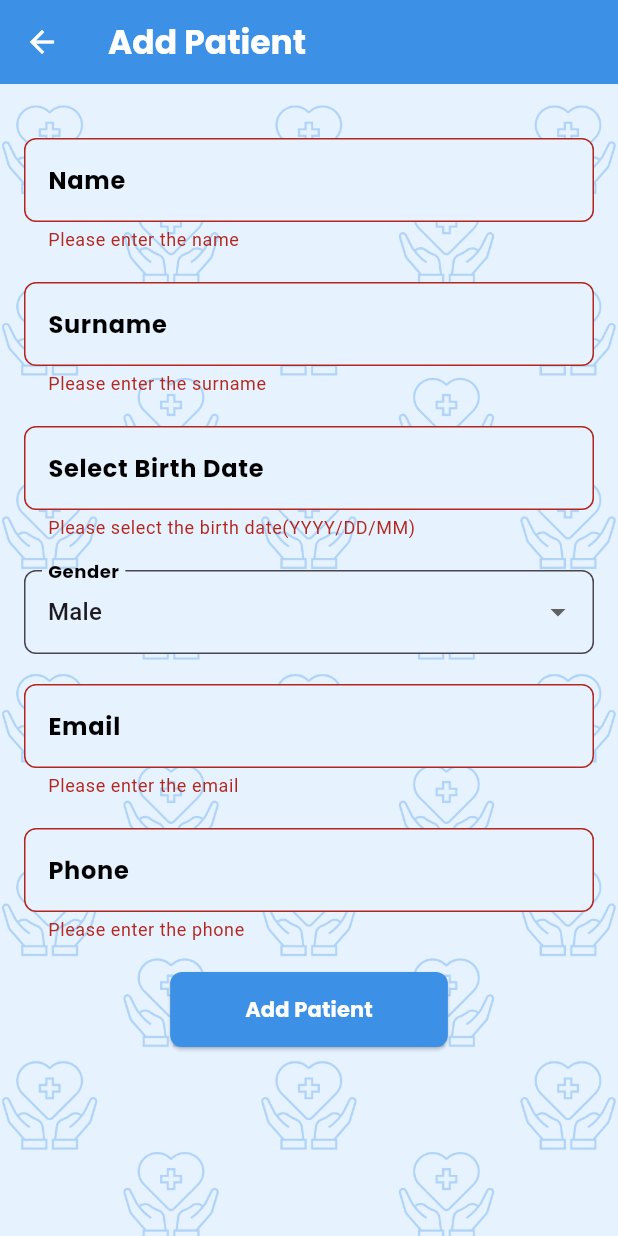
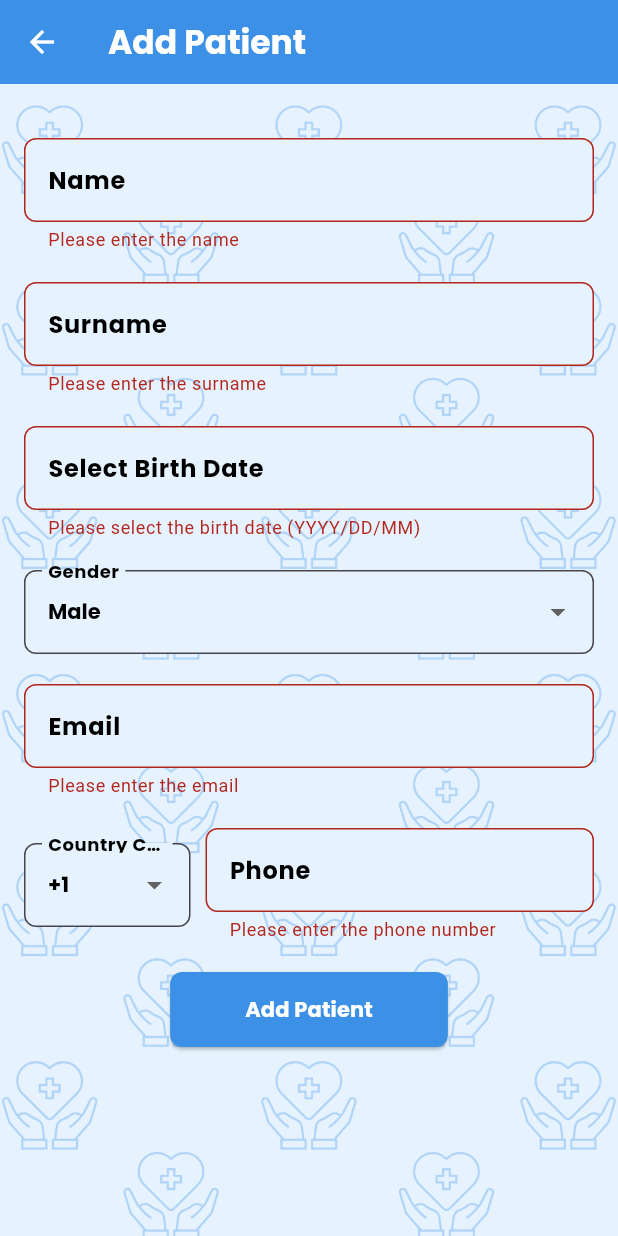
Before and after one commit to elassava/audivo, a Flutter app: the PatientAddScreen screen opened directly, after a tap on "Add Patient", on a phone screen of 412 x 824 dp. Run offline on Flutter 3.47's test engine with Material 3 defaults, Android fonts, the phone set to English and light mode, and no system bars; our stand-ins replace audioplayers, cloud_firestore, firebase_auth, firebase_core, google_fonts, google_sign_in and 1 more; accounts and stored records are empty.

Commit message:
telefon nuöara formatting

```diff
--- a/lib/screens/doc_patient_add_screen.dart
+++ b/lib/screens/doc_patient_add_screen.dart
@@ -2,6 +2,7 @@ import 'package:flutter/material.dart';
 import 'package:cloud_firestore/cloud_firestore.dart';
 import 'package:firebase_auth/firebase_auth.dart';
 import 'package:google_fonts/google_fonts.dart';
+import 'package:flutter/services.dart';
 
 class PatientAddScreen extends StatefulWidget {
   @override
@@ -16,6 +17,7 @@ class _PatientAddScreenState extends State<PatientAddScreen> {
   String gender = 'Male';
   String email = '';
   String phone = '';
+  String countryCode = '+1'; // Default country code
   final _auth = FirebaseAuth.instance;
 
   void _addPatient() async {
@@ -23,13 +25,16 @@ class _PatientAddScreenState extends State<PatientAddScreen> {
       try {
         final doctorId = _auth.currentUser!.uid;
 
+        // Combine country code with the phone number
+        String fullPhoneNumber = countryCode + phone;
+
         await FirebaseFirestore.instance.collection('users').add({
           'name': name,
           'surname': surname,
           'birthDate': birthDate,
           'gender': gender,
           'email': email,
-          'phone': phone,
+          'phone': fullPhoneNumber, // Save combined phone number with country code
           'role': "patient"
         });
 
@@ -40,7 +45,7 @@ class _PatientAddScreenState extends State<PatientAddScreen> {
           'birthDate': birthDate,
           'gender': gender,
           'email': email,
-          'phone': phone,
+          'phone': fullPhoneNumber, // Save combined phone number with country code
         });
 
         ScaffoldMessenger.of(context).showSnackBar(
@@ -61,6 +66,26 @@ class _PatientAddScreenState extends State<PatientAddScreen> {
       initialDate: DateTime.now(),
       firstDate: DateTime(1900),
       lastDate: DateTime.now(),
+      builder: (BuildContext context, Widget? child) {
+        return Theme(
+          data: ThemeData.light().copyWith(
+            primaryColor: Color.fromARGB(255, 60, 145, 230), // App bar color
+            hintColor: Color.fromARGB(255, 60, 145, 230), // Selected day color
+            buttonTheme: ButtonThemeData(textTheme: ButtonTextTheme.primary), // Button style
+            textButtonTheme: TextButtonThemeData(
+              style: TextButton.styleFrom(foregroundColor: Color.fromARGB(255, 60, 145, 230)), // Button text color
+            ),
+            textTheme: TextTheme(
+              bodySmall: TextStyle(
+                fontSize: 18, // Increased font size for Select Date
+                fontWeight: FontWeight.bold,
+                color: Colors.black, // Black text color
+              ),
+            ),
+          ),
+          child: child!,
+        );
+      },
     );
 
     if (selectedDate != null) {
@@ -84,6 +109,38 @@ class _PatientAddScreenState extends State<PatientAddScreen> {
 
   @override
   Widget build(BuildContext context) {
+    // List of country codes for dropdown, sorted in ascending order
+    List<String> countryCodes = [
+      '+1',  // USA/Canada
+      '+20', // Egypt
+      '+27', // South Africa
+      '+31', // Netherlands
+      '+33', // France
+      '+34', // Spain
+      '+39', // Italy
+      '+41', // Switzerland
+      '+43', // Austria
+      '+44', // United Kingdom
+      '+47', // Norway
+      '+48', // Poland
+      '+49', // Germany
+      '+52', // Mexico
+      '+55', // Brazil
+      '+61', // Australia
+      '+64', // New Zealand
+      '+63', // Philippines
+      '+64', // New Zealand
+      '+71', // Russia
+      '+82', // South Korea
+      '+86', // China
+      '+91', // India
+      '+90', // Turkey
+      '+971', // United Arab Emirates
+      '+213', // Algeria
+      '+254', // Kenya
+      '+256', // Uganda
+    ]..sort(); // Sorting the list in ascending order.
+
     return Scaffold(
       appBar: AppBar(
         iconTheme: IconThemeData(color: Colors.white),
@@ -132,13 +189,17 @@ class _PatientAddScreenState extends State<PatientAddScreen> {
                     onTap: () => _selectBirthDate(context),
                     child: AbsorbPointer(
                       child: TextFormField(
+                        readOnly: true, // Prevent manual input
+                        keyboardType: TextInputType.none, // Disable keyboard
+                        textInputAction: TextInputAction.none, // Disable text action on the keyboard
                         decoration: _inputDecoration(
-                            birthDate.isEmpty ? 'Select Birth Date' : birthDate),
+                          birthDate.isEmpty ? 'Select Birth Date' : birthDate),
                         validator: (value) =>
-                            birthDate.isEmpty ? 'Please select the birth date(YYYY/DD/MM)' : null,
+                            birthDate.isEmpty ? 'Please select the birth date (YYYY/DD/MM)' : null,
                       ),
                     ),
                   ),
+
                   SizedBox(height: 20),
                   DropdownButtonFormField<String>(
                     value: gender,
@@ -152,6 +213,7 @@ class _PatientAddScreenState extends State<PatientAddScreen> {
                     decoration: _inputDecoration('Gender'),
                     validator: (value) =>
                         value == null || value.isEmpty ? 'Please select the gender' : null,
+                    style: GoogleFonts.poppins(fontWeight: FontWeight.bold, color: Colors.black), // Bold text
                   ),
                   SizedBox(height: 20),
                   TextFormField(
@@ -161,11 +223,45 @@ class _PatientAddScreenState extends State<PatientAddScreen> {
                         value!.isEmpty ? 'Please enter the email' : null,
                   ),
                   SizedBox(height: 20),
-                  TextFormField(
-                    decoration: _inputDecoration('Phone'),
-                    onChanged: (value) => setState(() => phone = value),
-                    validator: (value) =>
-                        value!.isEmpty ? 'Please enter the phone' : null,
+                  Row(
+                    children: [
+                      Expanded(
+                        flex: 3, // This gives 30% width
+                        child: DropdownButtonFormField<String>(
+                          value: countryCode,
+                          items: countryCodes
+                              .map((code) => DropdownMenuItem(
+                                    value: code,
+                                    child: Text(code),
+                                  ))
+                              .toList(),
+                          onChanged: (value) => setState(() => countryCode = value!),
+                          decoration: _inputDecoration('Country Code'),
+                          validator: (value) =>
+                              value == null || value.isEmpty ? 'Please select the country code' : null,
+                          style: GoogleFonts.poppins(fontWeight: FontWeight.bold, color: Colors.black), // Bold text
+                        ),
+                      ),
+                      SizedBox(width: 10),
+                      Expanded(
+                        flex: 7, // This gives 70% width
+                        child: TextFormField(
+                          decoration: _inputDecoration('Phone'),
+                          onChanged: (value) => setState(() => phone = value),
+                          validator: (value) {
+                            if (value!.isEmpty) {
+                              return 'Please enter the phone number';
+                            } else if (value.length != 10) {
+                              return 'Phone number must be exactly 10 digits';
+                            }
+                            return null;
+                          },
+                          inputFormatters: [
+                            FilteringTextInputFormatter.digitsOnly, // Allow only digits
+                          ],
+                        ),
+                      ),
+                    ],
                   ),
                   SizedBox(height: 20),
                   ElevatedButton(
--- a/lib/screens/doc_patients_test_screen.dart
+++ b/lib/screens/doc_patients_test_screen.dart
@@ -4,7 +4,6 @@ import 'package:emotionmobileversion/screens/masked_video_test_screen.dart';
 import 'package:flutter/material.dart';
 import 'package:google_fonts/google_fonts.dart';
 import 'package:cloud_firestore/cloud_firestore.dart';
-import 'package:intl/intl.dart'; // Tarih hesaplama için eklendi.
 
 class PatientTestsScreen extends StatelessWidget {
   final String patientId;
```
